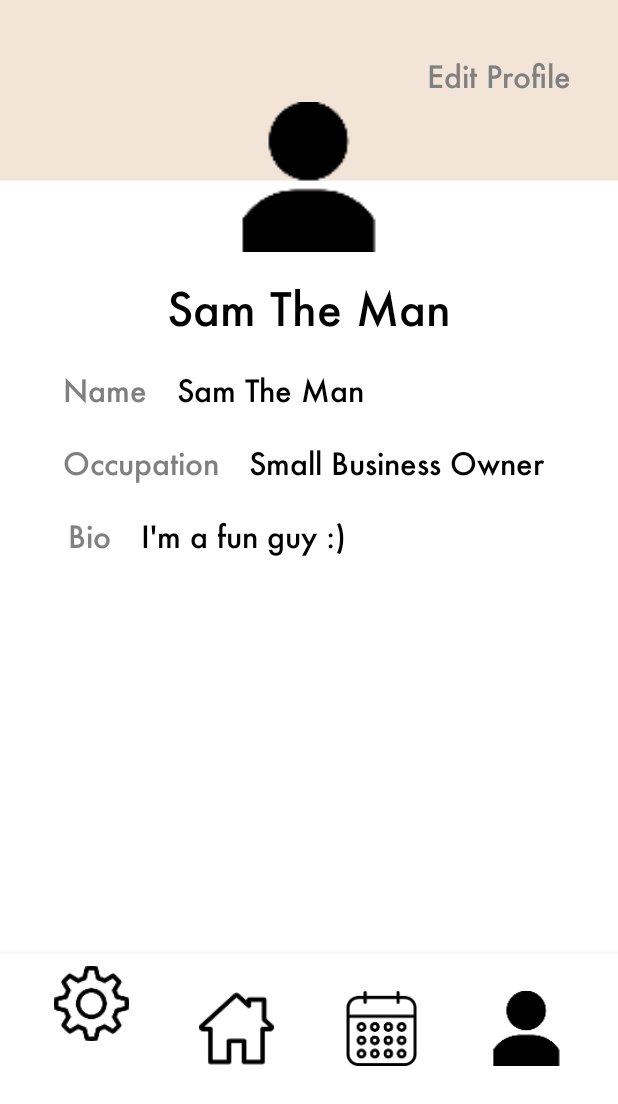
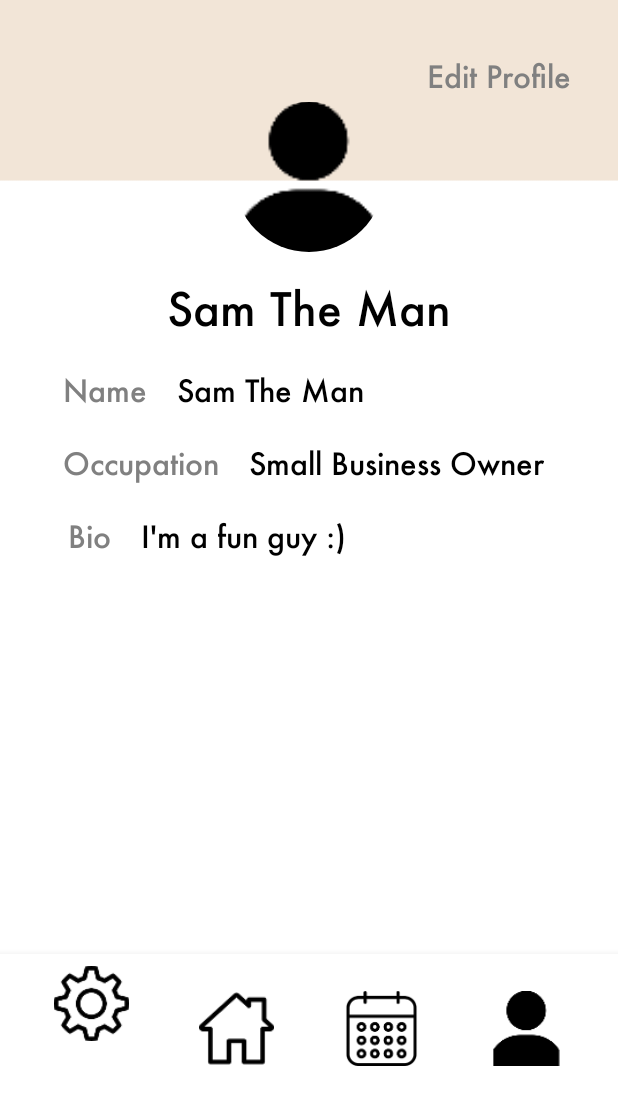
Before and after one commit to verdantl/Systemize, an Android app: the HomeFragment screen opened directly, with no data from a screen before it, after a tap on an icon or button, on a phone screen of 412 x 824 dp, the part 132-1236 px from its top. Run offline under Robolectric (Android 15) with nearby library versions, the light colour scheme and no system bars; our stand-ins replace CircleImageView.

Commit message:
Finished the profile set up

```diff
--- a/Systemize/app/src/main/java/com/example/systemize/EditProfileActivity.java
+++ b/Systemize/app/src/main/java/com/example/systemize/EditProfileActivity.java
@@ -26,7 +26,6 @@ import java.util.Objects;
 import java.util.Set;
 
 public class EditProfileActivity extends AppCompatActivity {
-    private final int REQUEST_CODE_GALLERY = 999;
     private final int PICK_IMAGE_REQUEST = 100;
     private Uri imageFilePath;
     private Bitmap imageToStore;
@@ -65,6 +64,7 @@ public class EditProfileActivity extends AppCompatActivity {
             }
         });
         name = findViewById(R.id.name);
+        name.setText(nameString);
         occupation = findViewById(R.id.occupation);
         bio = findViewById(R.id.bio);
         imageToStore = ((BitmapDrawable) image.getDrawable()).getBitmap();
--- a/Systemize/app/src/main/java/com/example/systemize/ProfileFragment.java
+++ b/Systemize/app/src/main/java/com/example/systemize/ProfileFragment.java
@@ -102,7 +102,7 @@ public class ProfileFragment extends Fragment {
 
         cursor = db.rawQuery("select * from imageInfo", null);
         if (cursor.getCount() != 0){
-            cursor.moveToFirst();
+            cursor.moveToLast();
             byte[] imageBytes = cursor.getBlob(cursor.getColumnIndex("image"));
             Bitmap bitmap = BitmapFactory.decodeByteArray(imageBytes,0, imageBytes.length);
             image.setImageBitmap(bitmap);
--- a/Systemize/app/src/main/java/com/example/systemize/SettingsHelper.java
+++ b/Systemize/app/src/main/java/com/example/systemize/SettingsHelper.java
@@ -24,11 +24,11 @@ public class SettingsHelper extends SQLiteOpenHelper {
     private static final String SQL_DELETE_ENTRIES =
             "DROP TABLE IF EXISTS " + SettingsContract.SettingsEntry.TABLE_NAME;
 
-    public static final int DATABASE_VERSION = 5;
+    public static final int DATABASE_VERSION = 7;
 
-    public static final String DATABASE_NAME = "Tasks.db";
+    public static final String DATABASE_NAME = "Test1.db";
 
-    private static String createTableQuery = "create table imageInfo (imageName Text" + ", image BLOB)";
+    private static String createTableQuery = "create table if not exists imageInfo (imageName Text" + ", image BLOB)";
 
     public SettingsHelper(Context context) {
         super(context, DATABASE_NAME, null, DATABASE_VERSION);
--- a/Systemize/app/src/main/java/com/example/systemize/TaskHelper.java
+++ b/Systemize/app/src/main/java/com/example/systemize/TaskHelper.java
@@ -17,8 +17,8 @@ public class TaskHelper extends SQLiteOpenHelper {
     private static final String SQL_DELETE_ENTRIES =
             "DROP TABLE IF EXISTS " + TaskContract.TaskEntry.TABLE_NAME;
 
-    public static final int DATABASE_VERSION = 5;
-    public static final String DATABASE_NAME = "Tasks.db";
+    public static final int DATABASE_VERSION = 7;
+    public static final String DATABASE_NAME = "Test1.db";
 
     public TaskHelper(Context context) {
         super(context, DATABASE_NAME, null, DATABASE_VERSION);
--- a/Systemize/app/src/main/res/layout/activity_task_selection.xml
+++ b/Systemize/app/src/main/res/layout/activity_task_selection.xml
@@ -201,7 +201,7 @@
         android:layout_height="47dp"
         android:background="@drawable/next_button"
         android:text="Next"
-        android:onClick="onNextClicked"
+        android:onClick="onStartClicked"
         android:textColor="@color/white"
         app:layout_constraintBottom_toBottomOf="parent"
         app:layout_constraintHorizontal_bias="0.873"
--- a/Systemize/app/src/main/res/layout/fragment_profile.xml
+++ b/Systemize/app/src/main/res/layout/fragment_profile.xml
@@ -33,7 +33,7 @@
         android:textSize="20sp"
         />
 
-    <ImageView
+    <de.hdodenhof.circleimageview.CircleImageView
         android:id="@+id/image"
         android:layout_width="100dp"
         android:layout_height="100dp"
```
Also changed, not shown: Systemize/app/src/main/java/com/example/systemize/MainActivity.java (+9 -7 lines).
